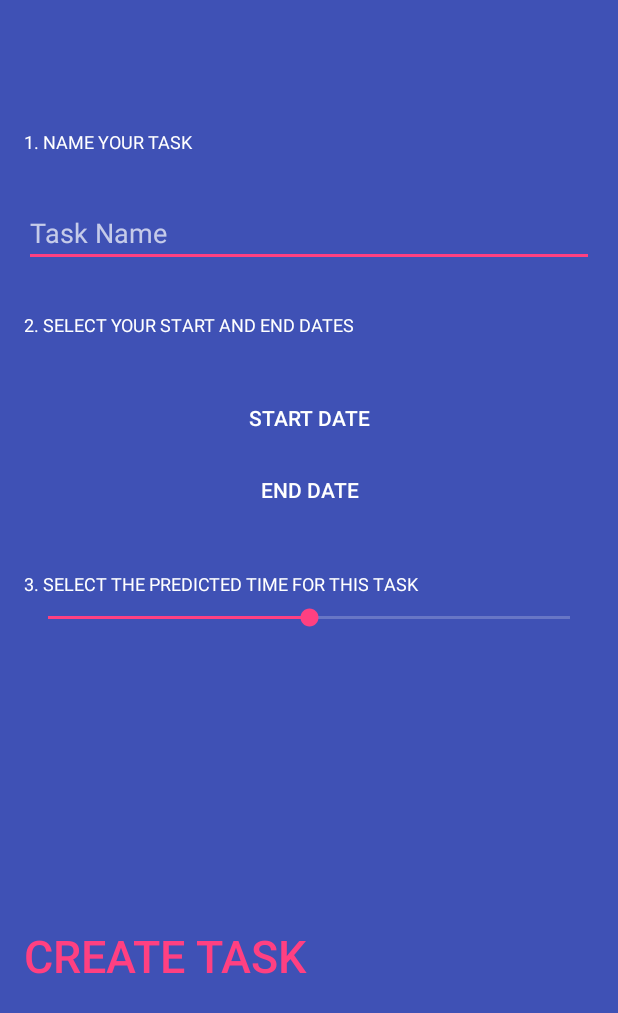
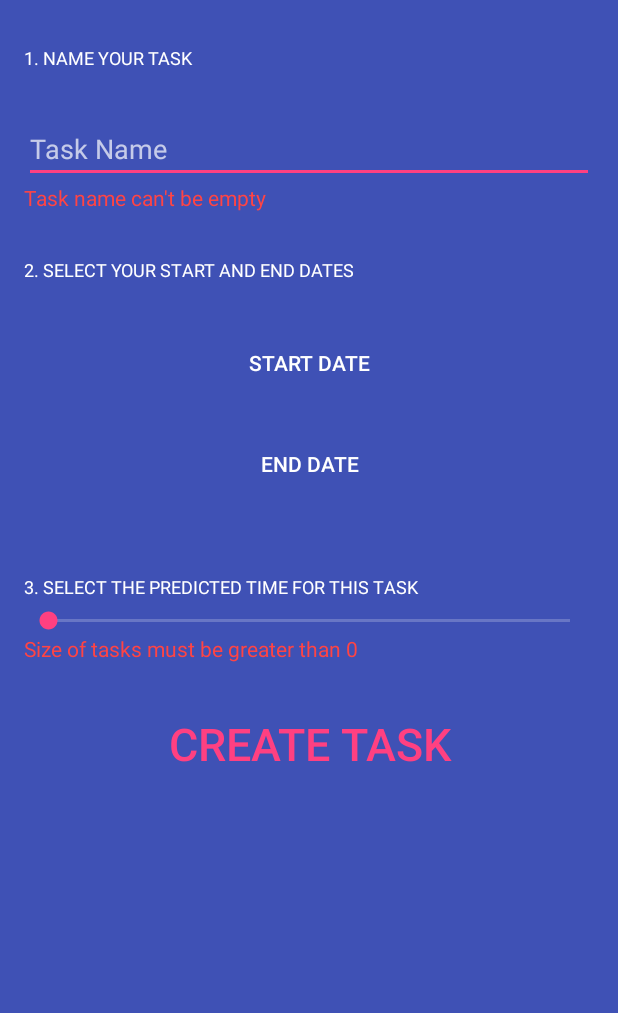
Before and after one commit to YianniG/WindowPlanner, an Android app: the TaskFormActivity screen opened directly, with no data from a screen before it, after a tap on "CREATE TASK", on a phone screen of 412 x 824 dp. Shown: the top 1013 px of the screen. Run offline under Robolectric (Android 15) with nearby library versions, the phone set to English and light mode, and no system bars.

Commit message:
Connect add task view to main activity
Can now add tasks to be scheduled

```diff
--- a/app/src/main/java/plan/glo/windowplanner/Controller.java
+++ b/app/src/main/java/plan/glo/windowplanner/Controller.java
@@ -9,6 +9,7 @@ import java.util.Map;
 import plan.glo.windowplanner.models.Calendar;
 import plan.glo.windowplanner.models.Event;
 import plan.glo.windowplanner.models.EventI;
+import plan.glo.windowplanner.models.Job;
 import plan.glo.windowplanner.models.JobI;
 import plan.glo.windowplanner.models.Scheduler;
 import plan.glo.windowplanner.models.Task;
@@ -44,7 +45,12 @@ public class Controller {
         this.importedEvents.clear();
     }
 
-    public void addTask(List<JobI> jobs, Date start, Date end, String title) {
+    public void addTask(int numberOfJobs, Date start, Date end, String title) {
+        List<JobI> jobs = new ArrayList<>();
+        for (int i = 0; i < numberOfJobs; i++) {
+            jobs.add(new Job());
+        }
+
         TaskI newTask = new Task(jobs, start, end, title);
         this.tasks.put(newTask.getId(), newTask);
     }
--- a/app/src/main/java/plan/glo/windowplanner/MainActivity.java
+++ b/app/src/main/java/plan/glo/windowplanner/MainActivity.java
@@ -10,6 +10,7 @@ import android.support.v4.app.ActivityCompat;
 import android.support.v4.content.ContextCompat;
 import android.support.v7.app.AppCompatActivity;
 import android.support.v7.widget.Toolbar;
+import android.util.Log;
 import android.view.Menu;
 import android.view.MenuInflater;
 import android.view.View;
@@ -17,13 +18,9 @@ import android.widget.Button;
 
 import com.prolificinteractive.materialcalendarview.MaterialCalendarView;
 
-import java.util.ArrayList;
-import java.util.Date;
 import java.util.List;
 
 import plan.glo.windowplanner.models.EventI;
-import plan.glo.windowplanner.models.Job;
-import plan.glo.windowplanner.models.JobI;
 
 
 public class MainActivity extends AppCompatActivity {
@@ -41,7 +38,8 @@ public class MainActivity extends AppCompatActivity {
         //TODO: This breaks, because of the hacky way I'm trying to get and notify the user we need permission - ig
         //setSupportActionBar( toolbar );
 
-        //TODO: Add tasks
+        //TODO: Show tasks that have been added
+        //TODO: Show scheduled events
 
         if (checkForPermission()) {
             loadApp();
@@ -124,7 +122,7 @@ public class MainActivity extends AppCompatActivity {
             @Override
             public void onClick(View view) {
                 List<EventI> newEvents = controller.schedule();
-                //TODO: Display the events!
+                Log.d("Schedule", "Schedule!");
             }
         });
     }
--- a/app/src/main/java/plan/glo/windowplanner/TaskFormActivity.java
+++ b/app/src/main/java/plan/glo/windowplanner/TaskFormActivity.java
@@ -1,37 +1,26 @@
 package plan.glo.windowplanner;
 
-import android.app.DatePickerDialog;
-import android.graphics.PorterDuff;
-import android.graphics.Typeface;
-import android.graphics.drawable.Drawable;
 import android.os.Bundle;
-import android.preference.PreferenceActivity;
 import android.support.v7.app.AppCompatActivity;
-import android.support.v7.widget.Toolbar;
-import android.view.MenuItem;
 import android.view.View;
 import android.widget.Button;
-import android.widget.DatePicker;
 import android.widget.EditText;
-import android.widget.RatingBar;
 import android.widget.SeekBar;
 import android.widget.TextView;
 
-import java.text.DateFormat;
-import java.text.SimpleDateFormat;
-import java.util.Calendar;
 import java.util.Date;
 
 /**
  * Created by zubairchowdhury on 02/08/2017.
  */
 
-public class TaskFormActivity extends PreferenceActivity {
+public class TaskFormActivity extends AppCompatActivity {
 
+    private Controller controller = Controller.getInstance();
     private String name;
     private Date startDate;
     private Date endDate;
-    private int numberOfJobs;
+    private int numberOfJobs = 0;
 
 
     @Override
@@ -39,22 +28,102 @@ public class TaskFormActivity extends PreferenceActivity {
         super.onCreate(savedInstanceState);
         setContentView(R.layout.activity_taskform);
 
-        EditText taskName = (EditText) findViewById(R.id.taskform_task_title);
+        final EditText taskName = (EditText) findViewById(R.id.taskform_task_title);
 
         //TODO: Date button's need to select date
         Button startDateButton = (Button) findViewById(R.id.taskform_task_start);
         Button endDateButton = (Button) findViewById(R.id.taskform_task_end);
 
         SeekBar length = (SeekBar) findViewById(R.id.taskform_seekbar);
+        length.setMax(100); // arbitrary max of 100 jobs
+
+        length.setOnSeekBarChangeListener(new SeekBar.OnSeekBarChangeListener() {
+            @Override
+            public void onProgressChanged(SeekBar seekBar, int i, boolean b) {
+                numberOfJobs = i;
+            }
+
+            @Override
+            public void onStartTrackingTouch(SeekBar seekBar) {
+                //Do nothing rn
+            }
+
+            @Override
+            public void onStopTrackingTouch(SeekBar seekBar) {
+                //Do nothing rn
+            }
+        });
         Button addTask = (Button) findViewById(R.id.taskform_task_create);
 
         addTask.setOnClickListener(new View.OnClickListener() {
             @Override
             public void onClick(View view) {
-                //TODO: Verify all inputs are given, else give error - highlight missing info
+                name = taskName.getText().toString();
 
-                //TODO: Take inputs and contruct a task and add to controller
+                //Temp start and end times
+                startDate = new Date(System.currentTimeMillis() + 10000);
+                endDate = new Date(System.currentTimeMillis() + 50000);
+
+                boolean[] inputValidation = validateInputs();
+                if (allTrue(inputValidation)) {
+                    controller.addTask(numberOfJobs, startDate, endDate, name);
+                    finish();
+                    // startActivity(new Intent(TaskFormActivity.this, MainActivity.class));
+                } else {
+                    // Error inputs
+                    TextView title_error_view = (TextView) findViewById(R.id.task_name_error_view);
+                    TextView start_error_view = (TextView) findViewById(R.id.task_start_date_error_view);
+                    TextView end_error_view = (TextView) findViewById(R.id.task_end_date_error_view);
+                    TextView length_error_view = (TextView) findViewById(R.id.task_number_of_jobs_error_view);
+
+                    title_error_view.setText("");
+                    start_error_view.setText("");
+                    end_error_view.setText("");
+                    length_error_view.setText("");
+
+                    if (!inputValidation[0]) {
+                        //Bad title
+                        title_error_view.setText("Task name can't be empty");
+                    }
+
+                    if (!inputValidation[1]) {
+                        //Bad start time
+                        start_error_view.setText("Pick a valid start date");
+                    }
+
+                    if (!inputValidation[2]) {
+                        //Bad end time
+                        end_error_view.setText("Pick a valid end date");
+                    }
+
+                    if (!inputValidation[3]) {
+                        //Bad number of jobs
+                        length_error_view.setText("Size of tasks must be greater than 0");
+                    }
+                }
             }
         });
     }
+
+    private boolean[] validateInputs() {
+        return new boolean[]{
+            !name.isEmpty(),
+
+            startDate != null
+                && startDate.compareTo(new Date(System.currentTimeMillis())) >= 0,
+
+            endDate != null
+                && endDate.compareTo(new Date(System.currentTimeMillis())) >= 0
+                && (startDate == null || endDate.after(startDate)),
+
+            numberOfJobs > 0
+        };
+    }
+
+    private boolean allTrue(boolean[] bools) {
+        for (boolean b : bools) {
+            if (!b) return false;
+        }
+        return true;
+    }
 }
--- a/app/src/main/res/layout/activity_main.xml
+++ b/app/src/main/res/layout/activity_main.xml
@@ -27,7 +27,7 @@
             android:id="@+id/add_task"
             android:layout_width="190dp"
             android:layout_height="wrap_content"
-            android:text="Button"
+            android:visibility="visible"
             tools:text="@string/main_menu_add_task" />
 
         <com.prolificinteractive.materialcalendarview.MaterialCalendarView xmlns:app="http://schemas.android.com/apk/res-auto"
@@ -52,6 +52,8 @@
         android:id="@+id/schedule_button"
         android:layout_width="189dp"
         android:layout_height="wrap_content"
+        android:textAlignment="center"
+        android:visibility="visible"
         tools:text="@string/schedule" />
 
 </android.support.design.widget.CoordinatorLayout>
--- a/app/src/main/res/layout/activity_taskform.xml
+++ b/app/src/main/res/layout/activity_taskform.xml
@@ -7,15 +7,6 @@
     android:background="@color/colorPrimary"
     android:paddingLeft="16dp"
     android:paddingRight="16dp">
-
-    <android.support.v7.widget.Toolbar
-        android:id="@+id/taskform_toolbar"
-        android:layout_width="match_parent"
-        android:layout_height="?attr/actionBarSize"
-        android:background="@android:color/transparent"
-        app:elevation="0dp"
-        android:theme="@style/ThemeOverlay.AppCompat.ActionBar"
-        app:popupTheme="@style/ThemeOverlay.AppCompat.Light" />
 
     <TextView
         android:layout_width="match_parent"
@@ -37,6 +28,12 @@
         android:hint="@string/taskform_task_name" />
 
     <TextView
+        android:id="@+id/task_name_error_view"
+        android:layout_width="match_parent"
+        android:layout_height="wrap_content"
+        android:textColor="@android:color/holo_red_light" />
+
+    <TextView
         android:layout_width="match_parent"
         android:layout_height="wrap_content"
         android:layout_marginTop="30dp"
@@ -54,6 +51,12 @@
         android:background="?selectableItemBackground"
         android:text="@string/taskform_start_date" />
 
+    <TextView
+        android:id="@+id/task_start_date_error_view"
+        android:layout_width="match_parent"
+        android:layout_height="wrap_content"
+        android:textColor="@android:color/holo_red_light" />
+
     <Button
         android:id="@+id/taskform_task_end"
         android:layout_width="match_parent"
@@ -62,6 +65,12 @@
         android:background="?selectableItemBackground"
         android:text="@string/taskform_end_date" />
 
+
+    <TextView
+        android:id="@+id/task_end_date_error_view"
+        android:layout_width="match_parent"
+        android:layout_height="wrap_content"
+        android:textColor="@android:color/holo_red_light" />
 
     <TextView
         android:layout_width="match_parent"
@@ -82,34 +91,41 @@
             android:id="@+id/taskform_seekbar"
             style="@style/SeekBarWithoutSteps"
             android:layout_width="0dp"
+            android:layout_height="wrap_content"
             android:layout_weight="1"
-            android:layout_height="wrap_content"
-            android:max="50"
-            android:progress="25" />
+            android:max="100"
+            android:progress="0" />
 
         <TextView
             android:id="@+id/taskform_seekbar_num"
             android:layout_width="wrap_content"
             android:layout_height="match_parent"
-            android:textSize="12sp"
+            android:gravity="center"
+            android:text=""
             android:textAllCaps="true"
-            android:gravity="center"
             android:textColor="@android:color/white"
-            android:text="" />
+            android:textSize="12sp" />
 
     </LinearLayout>
+
+    <TextView
+        android:id="@+id/task_number_of_jobs_error_view"
+        android:layout_width="match_parent"
+        android:layout_height="wrap_content"
+        android:textColor="@android:color/holo_red_light" />
+
     <Button
         android:id="@+id/taskform_task_create"
         android:layout_width="match_parent"
-        android:layout_height="0dp"
-        android:layout_weight="1"
+        android:layout_height="wrap_content"
         android:layout_marginTop="30dp"
-        android:textSize="30sp"
+        android:background="?selectableItemBackground"
+        android:gravity="left|center"
+        android:text="@string/taskform_create_task"
+        android:textAlignment="center"
         android:textAllCaps="true"
-        android:gravity="left|center"
         android:textColor="@color/colorAccent"
-        android:background="?selectableItemBackground"
-        android:text="@string/taskform_create_task" />
+        android:textSize="30sp" />
 
 
 </LinearLayout>
```
